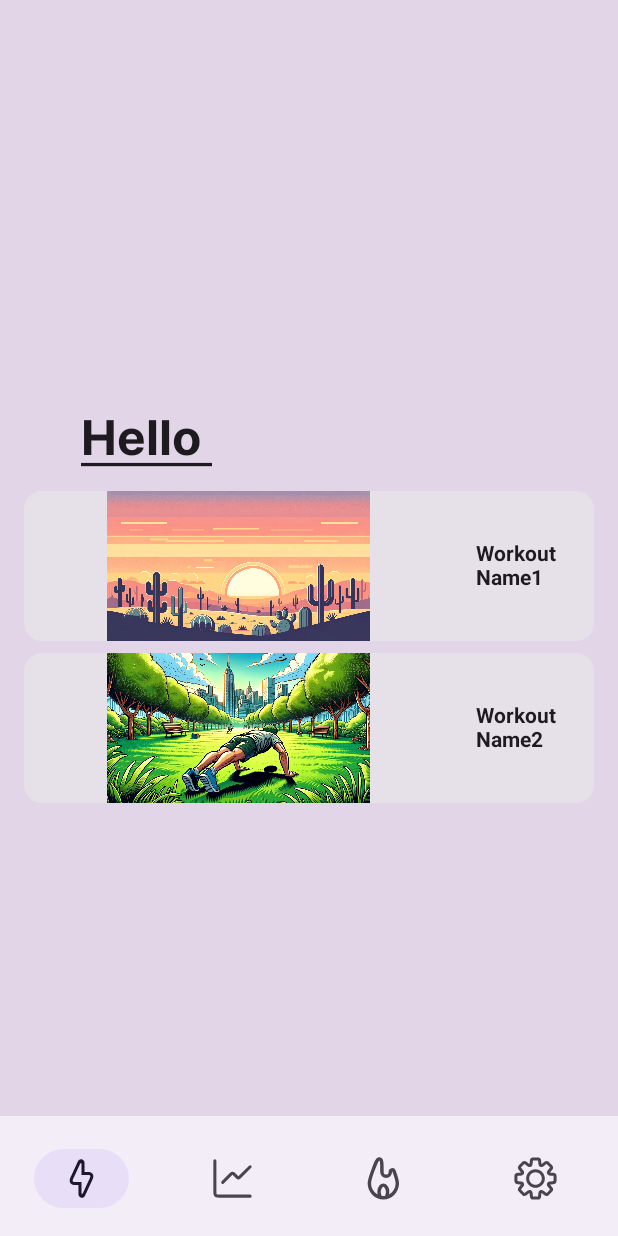
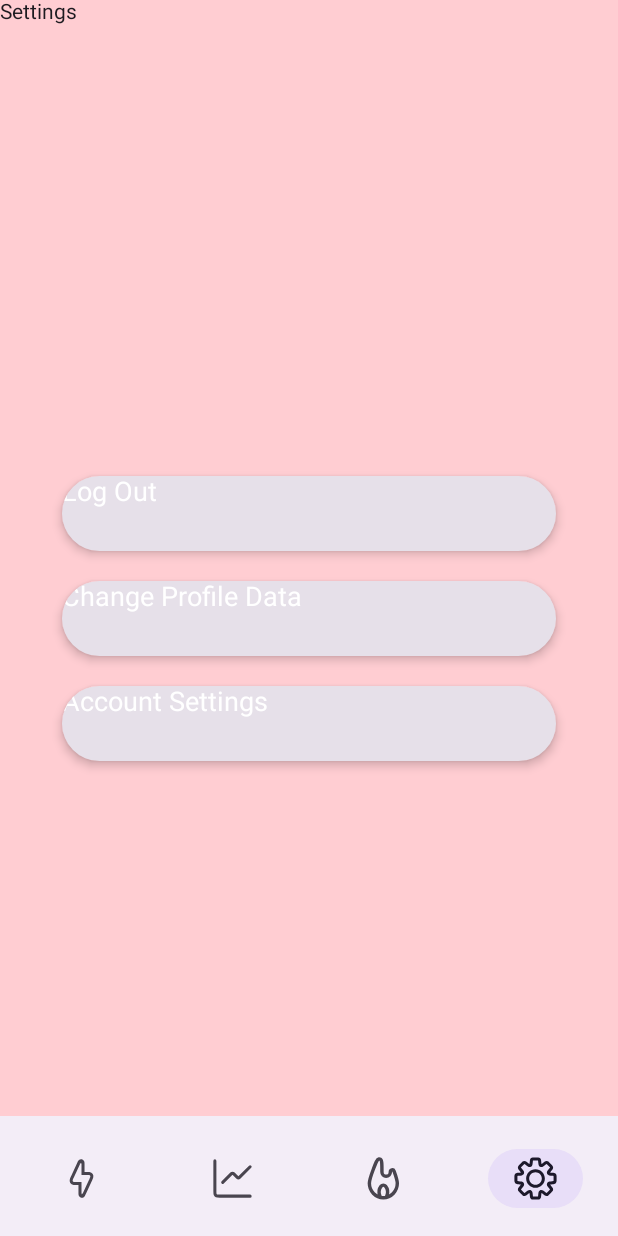
Before and after one commit to Rudolf23Hkya/MuscleMind, an Android app built with Jetpack Compose: the ActiveWorkouts screen opened through its navigation route, item 4 of the bottom bar chosen, on a phone screen of 412 x 824 dp. Run offline under Robolectric (Android 15) with nearby library versions, the phone set to English and light mode, and no system bars; our stand-ins replace Dagger/Hilt's generated code, Room's generated code, livedata-compose; 1 statement that could not run was skipped.

Commit message:
mainSettingsImplemented+Workout
+dynamic image lookup

```diff
--- a/app/src/main/java/com/elte_r532ov/musclemind/MainActivity.kt
+++ b/app/src/main/java/com/elte_r532ov/musclemind/MainActivity.kt
@@ -19,6 +19,7 @@ import com.elte_r532ov.musclemind.ui.screens.workouts.active.ActiveWorkouts
 import com.elte_r532ov.musclemind.util.Routes
 import dagger.hilt.android.AndroidEntryPoint
 import com.elte_r532ov.musclemind.data.sessionManagement.SessionManagement
+import com.elte_r532ov.musclemind.ui.screens.settings.MainSettingsScreen
 import javax.inject.Inject
 
 val myFontFamily = FontFamily(
@@ -79,5 +80,8 @@ fun MyApp(sessionManagement: SessionManagement) {
         composable(Routes.WORKOUTS_ACTIVE) {
             ActiveWorkouts(navController)
         }
+        composable(Routes.SETTINGS_MAIN){
+            MainSettingsScreen(navController)
+        }
     }
 }
--- a/app/src/main/java/com/elte_r532ov/musclemind/ui/screens/NavigationUI.kt
+++ b/app/src/main/java/com/elte_r532ov/musclemind/ui/NavigationUI.kt
@@ -1,4 +1,4 @@
-package com.elte_r532ov.musclemind.ui.screens
+package com.elte_r532ov.musclemind.ui
 
 import androidx.compose.material3.BottomAppBar
 import androidx.compose.material3.Icon
--- /dev/null
+++ b/app/src/main/java/com/elte_r532ov/musclemind/ui/screens/settings/MainSettings.kt
@@ -0,0 +1,94 @@
+package com.elte_r532ov.musclemind.ui.screens.settings
+
+import android.annotation.SuppressLint
+import androidx.compose.foundation.background
+import androidx.compose.foundation.clickable
+import androidx.compose.foundation.layout.*
+import androidx.compose.foundation.shape.RoundedCornerShape
+import androidx.compose.material3.*
+import androidx.compose.runtime.Composable
+import androidx.compose.runtime.LaunchedEffect
+import androidx.compose.runtime.getValue
+import androidx.compose.runtime.mutableStateOf
+import androidx.compose.runtime.remember
+import androidx.compose.runtime.setValue
+import androidx.compose.ui.Alignment
+import androidx.compose.ui.Modifier
+import androidx.compose.ui.graphics.Color
+import androidx.compose.ui.unit.dp
+import androidx.compose.ui.unit.sp
+import androidx.hilt.navigation.compose.hiltViewModel
+import androidx.navigation.NavHostController
+import com.elte_r532ov.musclemind.ui.BottomNavBar
+import com.elte_r532ov.musclemind.util.UiEvent
+
+@SuppressLint("UnusedMaterial3ScaffoldPaddingParameter")
+@Composable
+fun MainSettingsScreen(
+    onNavigate: NavHostController,
+    viewModel: MainSettingsViewModel = hiltViewModel()
+) {
+    //SnackBar
+    var snackBarMessage by remember { mutableStateOf<String?>(null) }
+    val snackBarHostState = remember { SnackbarHostState() }
+
+    LaunchedEffect(key1 = true) {
+        viewModel.uiEvent.collect { event ->
+            when (event) {
+                is UiEvent.Navigate -> onNavigate.navigate(event.route)
+                is UiEvent.ShowSnackbar -> snackBarMessage = event.message
+                is UiEvent.ErrorOccured -> snackBarMessage = event.errMsg
+            }
+        }
+    }
+
+    Scaffold(
+        bottomBar = {
+            onNavigate.currentDestination?.route?.let {
+                BottomNavBar(it, onNavigate)
+            }
+        },
+        topBar={
+            Text(text = "Settings")
+        }
+    ){
+        Column(
+            modifier = Modifier
+                .fillMaxSize()
+                .background(Color(0xFFFFCDD2)), // A pink background
+            verticalArrangement = Arrangement.Center,
+            horizontalAlignment = Alignment.CenterHorizontally
+        ) {
+            Spacer(modifier = Modifier.height(20.dp))
+            SettingItem("Log Out") {
+                viewModel.onEvent(MainSettingsEvent.onLogOutClicked) }
+            Spacer(modifier = Modifier.height(20.dp))
+            SettingItem("Change Profile Data") {
+                viewModel.onEvent(MainSettingsEvent.onChangeProfileDataClicked) }
+            Spacer(modifier = Modifier.height(20.dp))
+            SettingItem("Account Settings") {
+                viewModel.onEvent(MainSettingsEvent.onAccountSettingsClicked) }
+            Spacer(modifier = Modifier.height(20.dp))
+        }
+    }
+}
+
+@Composable
+fun SettingItem(text: String, onClick: () -> Unit) {
+    Card(
+        shape = RoundedCornerShape(50), // Highly rounded corners
+        modifier = Modifier
+            .fillMaxWidth(0.8f) // Fill 80% of the width
+            .height(50.dp)
+            .clickable(onClick = onClick),
+        elevation = CardDefaults.cardElevation(defaultElevation = 4.dp) // Shadow effect
+    ) {
+        Box(contentAlignment = Alignment.Center) {
+            Text(
+                text = text,
+                fontSize = 18.sp,
+                color = Color.White
+            )
+        }
+    }
+}
--- /dev/null
+++ b/app/src/main/java/com/elte_r532ov/musclemind/ui/screens/settings/MainSettingsViewModel.kt
@@ -0,0 +1,41 @@
+package com.elte_r532ov.musclemind.ui.screens.settings
+
+import androidx.lifecycle.ViewModel
+import androidx.lifecycle.viewModelScope
+import com.elte_r532ov.musclemind.data.sessionManagement.SessionManagement
+import com.elte_r532ov.musclemind.util.Routes
+import com.elte_r532ov.musclemind.util.UiEvent
+import dagger.hilt.android.lifecycle.HiltViewModel
+import kotlinx.coroutines.channels.Channel
+import kotlinx.coroutines.flow.receiveAsFlow
+import kotlinx.coroutines.launch
+import javax.inject.Inject
+
+
+@HiltViewModel
+class MainSettingsViewModel@Inject constructor(
+    private val sessionManagement: SessionManagement
+) : ViewModel() {
+    private val _uiEvent = Channel<UiEvent>()
+    val uiEvent = _uiEvent.receiveAsFlow()
+
+    fun onEvent(event : MainSettingsEvent){
+        when(event){
+            MainSettingsEvent.onAccountSettingsClicked ->
+                sendUiEvent(UiEvent.Navigate(Routes.SETTINGS_ACCOUNT))
+            MainSettingsEvent.onChangeProfileDataClicked ->
+                sendUiEvent(UiEvent.Navigate(Routes.SETTINGS_CHANGE_PROFILE_DATA))
+            MainSettingsEvent.onLogOutClicked -> {
+                //Forgetting the session
+                sessionManagement.delSessionToken()
+                sendUiEvent(UiEvent.Navigate(Routes.LOGIN))
+            }
+        }
+    }
+
+    private fun sendUiEvent(event: UiEvent){
+        viewModelScope.launch {
+            _uiEvent.send(event)
+        }
+    }
+}
--- a/app/src/main/java/com/elte_r532ov/musclemind/ui/screens/workouts/active/ActiveWorkouts.kt
+++ b/app/src/main/java/com/elte_r532ov/musclemind/ui/screens/workouts/active/ActiveWorkouts.kt
@@ -1,17 +1,13 @@
 package com.elte_r532ov.musclemind.ui.screens.workouts.active
 
 import android.annotation.SuppressLint
-import androidx.compose.foundation.Image
 import androidx.compose.foundation.background
 import androidx.compose.foundation.layout.Arrangement
 import androidx.compose.foundation.layout.Column
 import androidx.compose.foundation.layout.Row
-import androidx.compose.foundation.layout.Spacer
 import androidx.compose.foundation.layout.fillMaxSize
 import androidx.compose.foundation.layout.fillMaxWidth
-import androidx.compose.foundation.layout.height
 import androidx.compose.foundation.layout.padding
-import androidx.compose.material3.Card
 import androidx.compose.material3.Scaffold
 import androidx.compose.material3.SnackbarHost
 import androidx.compose.material3.SnackbarHostState
@@ -25,7 +21,6 @@ import androidx.compose.runtime.setValue
 import androidx.compose.ui.Alignment
 import androidx.compose.ui.Modifier
 import androidx.compose.ui.graphics.Color
-import androidx.compose.ui.res.painterResource
 import androidx.compose.ui.text.font.FontWeight
 import androidx.compose.ui.text.style.TextDecoration
 import androidx.compose.ui.unit.dp
@@ -36,8 +31,7 @@ import androidx.navigation.compose.rememberNavController
 import com.elte_r532ov.musclemind.myFontFamily
 import com.elte_r532ov.musclemind.util.UiEvent
 import androidx.compose.runtime.livedata.observeAsState
-import com.elte_r532ov.musclemind.R
-import com.elte_r532ov.musclemind.ui.screens.BottomNavBar
+import com.elte_r532ov.musclemind.ui.BottomNavBar
 
 @SuppressLint("UnusedMaterial3ScaffoldPaddingParameter")
 @Composable
@@ -93,39 +87,19 @@ fun ActiveWorkouts(
                     textDecoration = TextDecoration.Underline
                 )
             }
-            WorkoutList()
+            //WorkoutList()
         }
     }
 }
-//TODO - Lazy list upgrade
+/*
 @Composable
 fun WorkoutList() {
     Column(modifier = Modifier.padding(16.dp)) {
-        WorkoutCard("Workout Name1", R.drawable.warmup)
+        WorkoutItem("Workout Name1", "warmup")
         Spacer(modifier = Modifier.height(8.dp))
-        WorkoutCard("Workout Name2", R.drawable.own_body_weight)
+        WorkoutItem("Workout Name2", "own_body_weight")
+
     }
 }
 
-
-@Composable
-fun WorkoutCard(name: String, drawable: Int) {
-    Card(
-        modifier = Modifier.fillMaxWidth()
-    ) {
-        Row(verticalAlignment = Alignment.CenterVertically) {
-            Image(
-                painter = painterResource(id = drawable),
-                contentDescription = name,
-                modifier = Modifier
-                    .height(100.dp)
-                    .fillMaxWidth(0.75f)
-            )
-            Text(
-                text = name,
-                modifier = Modifier.padding(16.dp),
-                fontWeight = FontWeight.Bold
-            )
-        }
-    }
-}
+ */
--- /dev/null
+++ b/app/src/main/java/com/elte_r532ov/musclemind/ui/screens/workouts/sharedElements/ExerciseItem.kt
@@ -0,0 +1 @@
+package com.elte_r532ov.musclemind.ui.screens.workouts.sharedElements
--- /dev/null
+++ b/app/src/main/java/com/elte_r532ov/musclemind/ui/screens/workouts/sharedElements/ExerciseList.kt
@@ -0,0 +1 @@
+package com.elte_r532ov.musclemind.ui.screens.workouts.sharedElements
--- /dev/null
+++ b/app/src/main/java/com/elte_r532ov/musclemind/ui/screens/workouts/sharedElements/WorkoutList.kt
@@ -0,0 +1 @@
+package com.elte_r532ov.musclemind.ui.screens.workouts.sharedElements
```
Also changed, not shown: app/src/main/java/com/elte_r532ov/musclemind/ui/screens/settings/MainSettingsEvent.kt (added, +13 -0 lines), app/src/main/java/com/elte_r532ov/musclemind/ui/screens/workouts/sharedElements/WorkoutItem.kt (added, +63 -0 lines), app/src/main/java/com/elte_r532ov/musclemind/util/Routes.kt (+10 -3 lines).
